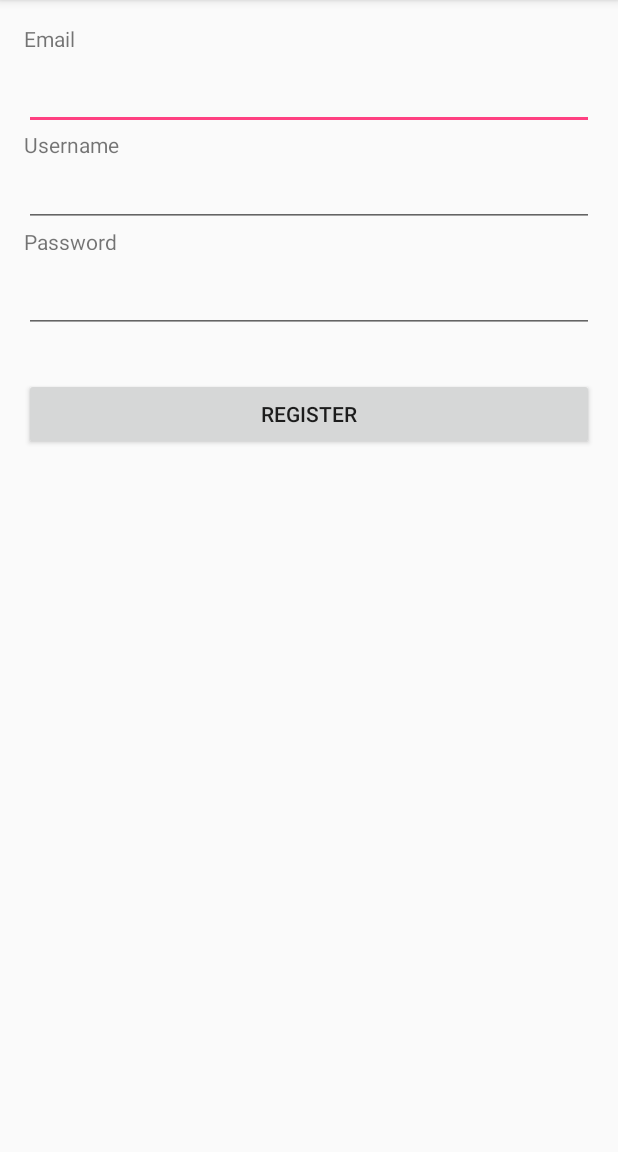
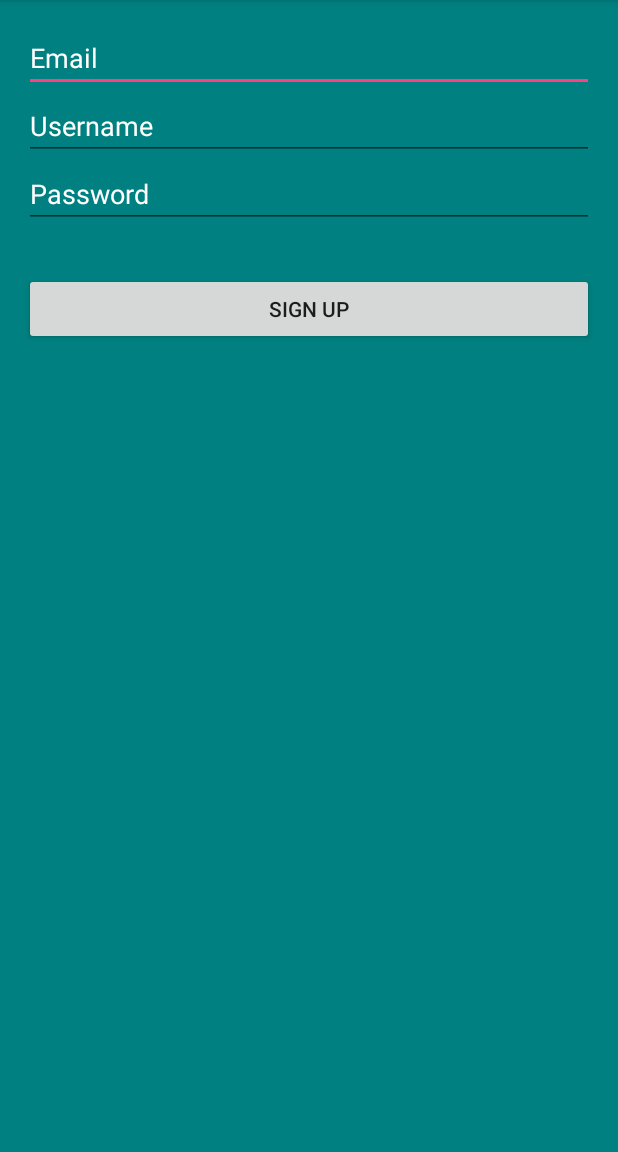
Before and after one commit to CUNYTech/foodproof, an Android app: the Register screen opened directly, with no data from a screen before it, on a phone screen of 412 x 824 dp, the part 84-1236 px from its top. Run offline under Robolectric (Android 15) with nearby library versions, the phone set to English and light mode, and no system bars; network calls fail.

Commit message:
Front end

```diff
--- a/app/src/main/res/layout/activity_register.xml
+++ b/app/src/main/res/layout/activity_register.xml
@@ -8,6 +8,7 @@
     android:paddingLeft="@dimen/activity_horizontal_margin"
     android:paddingRight="@dimen/activity_horizontal_margin"
     android:paddingTop="@dimen/activity_vertical_margin"
+    android:background="#008080"
     tools:context="edu.cuny.foodproof.Register">
 
     <LinearLayout
@@ -15,44 +16,51 @@
         android:layout_height="match_parent"
         android:orientation="vertical">
 
-        <TextView
-            android:layout_width="match_parent"
-            android:layout_height="15dp"
-            android:layout_marginBottom="10dp"
-            android:text="Email"
-            />
+        <!--<TextView-->
+            <!--android:layout_width="match_parent"-->
+            <!--android:layout_height="15dp"-->
+            <!--android:layout_marginBottom="10dp"-->
+            <!--android:text="Email"-->
+            <!--/>-->
 
         <EditText
             android:id="@+id/etEmail"
             android:layout_width="match_parent"
-            android:layout_height="wrap_content" />
+            android:layout_height="wrap_content"
+            android:hint="Email"
+            android:textColorHint="#ffffff"
+            />
 
-        <TextView
-            android:layout_width="wrap_content"
-            android:layout_height="wrap_content"
-            android:text="Username" />
+        <!--<TextView-->
+            <!--android:layout_width="wrap_content"-->
+            <!--android:layout_height="wrap_content"-->
+            <!--android:text="Username" />-->
 
         <EditText
             android:id="@+id/etName"
             android:layout_width="match_parent"
-            android:layout_height="wrap_content" />
+            android:layout_height="wrap_content"
+            android:hint="Username"
+            android:textColorHint="#ffffff"/>
 
-        <TextView
-            android:layout_width="match_parent"
-            android:layout_height="15dp"
-            android:layout_marginBottom="10dp"
-            android:text="Password" />
+        <!--<TextView-->
+            <!--android:layout_width="match_parent"-->
+            <!--android:layout_height="15dp"-->
+            <!--android:layout_marginBottom="10dp"-->
+            <!--android:text="Password" />-->
 
         <EditText
             android:id="@+id/etPassword"
             android:layout_width="match_parent"
             android:inputType="textPassword"
-            android:layout_height="wrap_content" />
+            android:layout_height="wrap_content"
+            android:hint="Password"
+            android:textColorHint="#ffffff"/>
 
 
         <Button
             android:id="@+id/btRegister"
-            android:text="Register"
+            android:text="Sign up"
             android:layout_marginTop="30dp"
             android:layout_width="match_parent"
             android:layout_height="wrap_content" />
```
Also changed, not shown: app/src/main/res/layout/activity_login.xml (+19 -31 lines).
